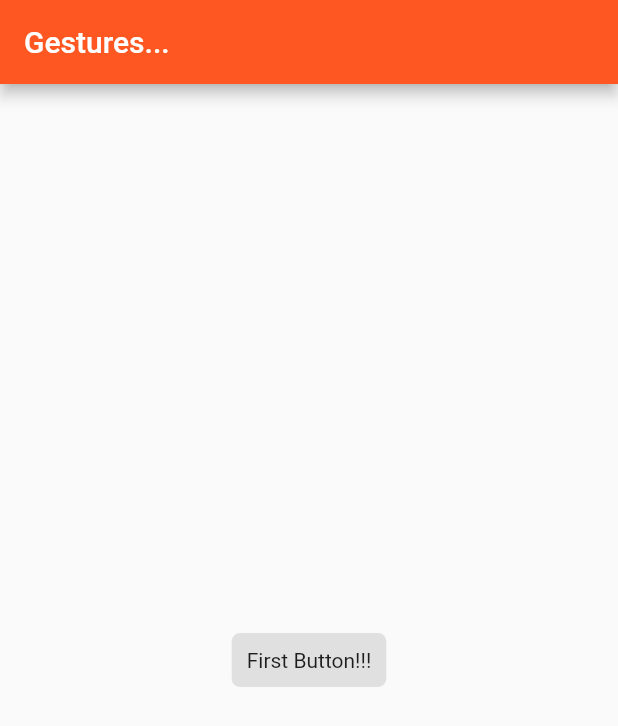
After one commit to MinaSamirCap/flutterpro, a Flutter app: the GeustersHome screen opened directly, after a tap on "First Button!!!", on a phone screen of 412 x 824 dp. The commit adds this screen. Shown: the top 726 px of the screen. Run offline on Flutter 3.47's test engine with Material 2 defaults, Android fonts, the phone set to English and light mode, and no system bars.

Commit message:
added gestures and snakebars and padding and decorations

```diff
--- a/lib/main.dart
+++ b/lib/main.dart
@@ -1,3 +1,4 @@
+import 'package:first_flutter_app/ui/geusters_home.dart';
 import 'package:first_flutter_app/ui/layout_home.dart';
 import 'package:first_flutter_app/ui/scaffold_home.dart';
 import 'package:first_flutter_app/ui/welcome_home.dart';
@@ -10,6 +11,7 @@ void main() {
     title: "Welcome App",
     //home: new Welcome(),
     //home: new Home(),
-    home: new HomeScaffold(),
+    //home: new HomeScaffold(),
+    home: new GeustersHome(title: "Gestures..."),
   ));
 }
--- /dev/null
+++ b/lib/ui/geusters_home.dart
@@ -0,0 +1,50 @@
+import 'package:flutter/cupertino.dart';
+import 'package:flutter/material.dart';
+
+class GeustersHome extends StatelessWidget {
+  final String title;
+
+  GeustersHome({Key key, this.title}) : super(key: key);
+
+  @override
+  Widget build(BuildContext context) {
+    return new Scaffold(
+      appBar: new AppBar(
+        backgroundColor: Colors.deepOrange.shade500,
+        title: new Text(title),
+      ),
+      body: new Center(
+        child: new CustomButton(),
+      ),
+    );
+  }
+}
+
+class CustomButton extends StatelessWidget {
+  @override
+  Widget build(BuildContext context) {
+    return new GestureDetector(
+      onTap: () {
+        final snackBar = new SnackBar(
+          content: new Text("Hello Gestures"),
+          backgroundColor: Theme.of(context).backgroundColor,
+          duration: new Duration(
+              days: 0,
+              hours: 0,
+              minutes: 0,
+              seconds: 0,
+              milliseconds: 500,
+              microseconds: 0),
+        );
+        Scaffold.of(context).showSnackBar(snackBar);
+      },
+      child: new Container(
+        padding: new EdgeInsets.all(10.0),
+        decoration: new BoxDecoration(
+            color: Theme.of(context).buttonColor,
+            borderRadius: new BorderRadius.circular(5.5)),
+        child: new Text("First Button!!!"),
+      ),
+    );
+  }
+}
```
